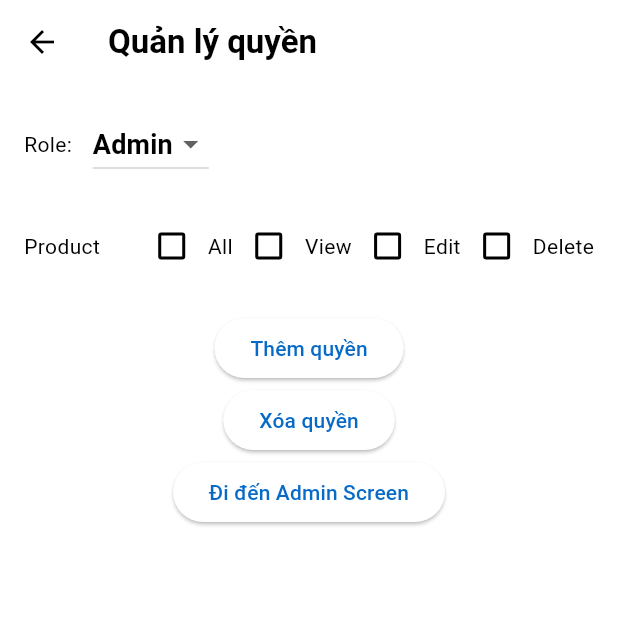
After one commit to DuongQuocThang2k3/android-frontend-flutter, a Flutter app: the AdminScreen screen opened directly, after a tap on "Quản lý quyền (Claim)", on a phone screen of 412 x 824 dp, the top half of it. The commit adds this screen. Run offline on Flutter 3.47's test engine with Material 3 defaults, Android fonts, the phone set to English and light mode, and no system bars; our stand-ins replace carousel_slider, flutter_dotenv, flutter_map, geolocator, jwt_decoder, latlong2 and 2 more; accounts and stored records are empty.

Commit message:
Update admin_role.dart,admin_screen.dart

```diff
--- /dev/null
+++ b/lib/screens/admin/admin_role.dart
@@ -0,0 +1,133 @@
+import 'dart:convert';
+import 'package:flutter/material.dart';
+import 'package:http/http.dart' as http;
+import '../../config/config_url.dart';
+import 'admin_screen.dart';
+
+class AdminRolePage extends StatefulWidget {
+  @override
+  _AdminRolePageState createState() => _AdminRolePageState();
+}
+
+class _AdminRolePageState extends State<AdminRolePage> {
+  final TextEditingController _roleController = TextEditingController();
+  Map<String, bool> _permissions = {
+    'view': false,
+    'edit': false,
+    'delete': false,
+  };
+  bool _selectAll = false;
+  String _selectedRole = 'Admin';
+
+  // Khi nhấn vào "All" checkbox, đánh dấu tất cả các quyền
+  void _toggleAllPermissions(bool? value) {
+    setState(() {
+      _selectAll = value!;
+      _permissions['view'] = _selectAll;
+      _permissions['edit'] = _selectAll;
+      _permissions['delete'] = _selectAll;
+    });
+  }
+
+  Future<void> _addClaimToRole() async {
+    // Code thêm claim vào role...
+  }
+
+  Future<void> _removeClaimFromRole() async {
+    // Code xóa claim khỏi role...
+  }
+
+  @override
+  Widget build(BuildContext context) {
+    return Scaffold(
+      appBar: AppBar(title: Text('Quản lý quyền')),
+      body: Padding(
+        padding: const EdgeInsets.all(16.0),
+        child: Column(
+          children: [
+            // Dropdown cho role
+            Row(
+              children: [
+                Text('Role: '),
+                SizedBox(width: 10),
+                DropdownButton<String>(
+                  value: _selectedRole,
+                  onChanged: (String? newValue) {
+                    setState(() {
+                      _selectedRole = newValue!;
+                    });
+                  },
+                  items: <String>['Admin', 'User']
+                      .map<DropdownMenuItem<String>>((String value) {
+                    return DropdownMenuItem<String>(
+                      value: value,
+                      child: Text(value),
+                    );
+                  }).toList(),
+                ),
+              ],
+            ),
+            SizedBox(height: 20),
+            Row(
+              children: [
+                Text('Product'),
+                Spacer(),
+                Checkbox(
+                  value: _selectAll,
+                  onChanged: _toggleAllPermissions,
+                ),
+                Text('All'),
+                Checkbox(
+                  value: _permissions['view'],
+                  onChanged: (bool? value) {
+                    setState(() {
+                      _permissions['view'] = value!;
+                    });
+                  },
+                ),
+                Text('View'),
+                Checkbox(
+                  value: _permissions['edit'],
+                  onChanged: (bool? value) {
+                    setState(() {
+                      _permissions['edit'] = value!;
+                    });
+                  },
+                ),
+                Text('Edit'),
+                Checkbox(
+                  value: _permissions['delete'],
+                  onChanged: (bool? value) {
+                    setState(() {
+                      _permissions['delete'] = value!;
+                    });
+                  },
+                ),
+                Text('Delete'),
+              ],
+            ),
+            SizedBox(height: 20),
+            ElevatedButton(
+              onPressed: _addClaimToRole,
+              child: Text('Thêm quyền'),
+            ),
+            ElevatedButton(
+              onPressed: _removeClaimFromRole,
+              child: Text('Xóa quyền'),
+            ),
+            // Nút để dẫn đường đến admin_screen.dart
+            ElevatedButton(
+              onPressed: () {
+                Navigator.push(
+                  context,
+                  MaterialPageRoute(builder: (context) => AdminScreen()),
+                );
+              },
+              child: Text('Đi đến Admin Screen'),
+            ),
+          ],
+        ),
+      ),
+    );
+  }
+}
--- a/lib/screens/admin/admin_screen.dart
+++ b/lib/screens/admin/admin_screen.dart
@@ -3,6 +3,7 @@ import '../admin/admin_petslist.dart';
 import '../admin/admin_productlist.dart';
 import '../admin/admin_service.dart';
 import 'admin_order_list.dart';
+import 'admin_role.dart';
 import 'admin_user_list.dart'; // Import UserList
 
 class AdminScreen extends StatelessWidget {
@@ -86,6 +87,21 @@ class AdminScreen extends StatelessWidget {
               );
             },
           ),
+          const Divider(),
+          // Thêm mục "Quản lý Claim"
+          ListTile(
+            leading: const Icon(Icons.security, color: Colors.red),
+            title: const Text('Quản lý quyền (Claim)',
+                style: TextStyle(fontSize: 18, fontWeight: FontWeight.bold)),
+            onTap: () {
+              Navigator.push(
+                context,
+                MaterialPageRoute(
+                  builder: (context) =>  AdminRolePage(), // Dẫn đến trang quản lý claim
+                ),
+              );
+            },
+          ),
         ],
       ),
     );
```
Also changed, not shown: 2 other files.
